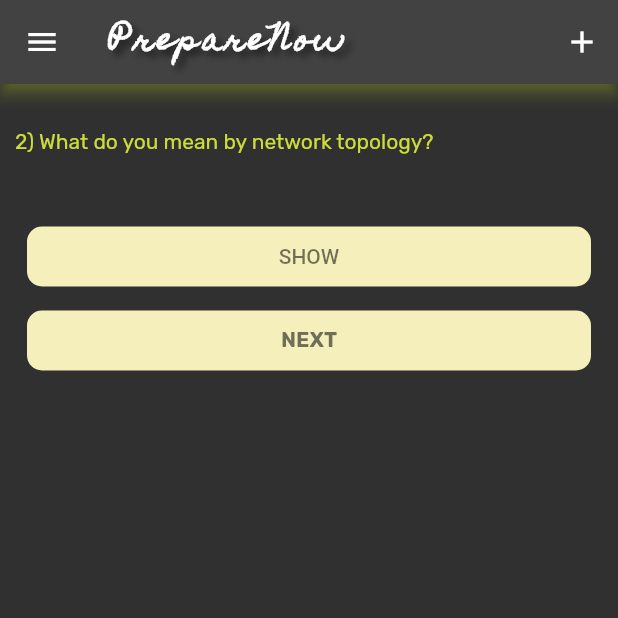
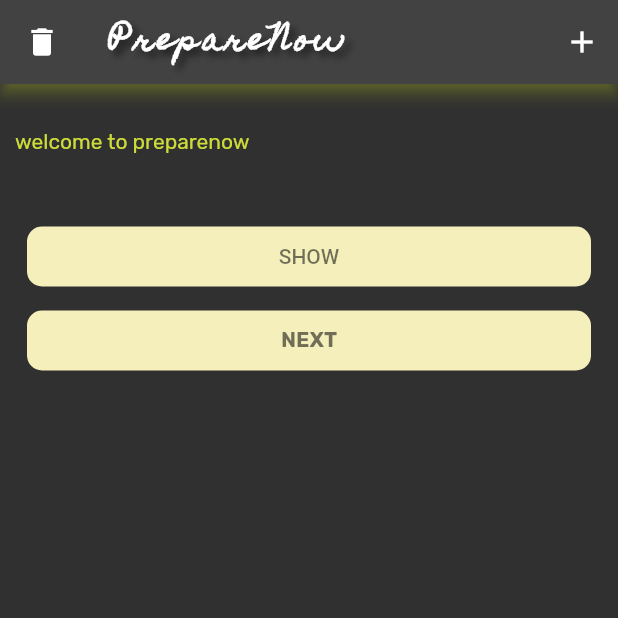
Before and after one commit to jithinprem/interview-app, a Flutter app: the screen it shows after launch, after a tap on "NEXT", on a phone screen of 412 x 824 dp, the top half of it. Run offline on Flutter 3.47's test engine with Material 2 defaults, Android fonts, the phone set to English and light mode, and no system bars; our stand-ins replace sqflite; accounts and stored records are empty.

Commit message:
initialworking_model

```diff
--- /dev/null
+++ b/lib/actions/get_home_question.dart
@@ -0,0 +1,19 @@
+import 'package:sqflite/sqflite.dart';
+import 'package:path/path.dart';
+
+class GetQue{
+  Future<List> get_home_question(que_sub) async{
+    var databasesPath = await getDatabasesPath();
+    String path = join(databasesPath, 'demo.db');
+
+    Database database = await openDatabase(path, version: 1,
+        onCreate: (Database quefile, int version) async {
+          await quefile.execute(
+              'create table quetable (id integer, question text, answer text, subject text, points integer)');
+        });
+
+    que_sub = que_sub.toString();
+    List<Map> list = await database.rawQuery('select question, answer, id from quetable where subject = "$que_sub"');
+    return list;
+  }
+}
--- /dev/null
+++ b/lib/actions/get_no_items.dart
@@ -0,0 +1,23 @@
+import 'package:flutter/material.dart';
+import 'package:path/path.dart';
+import 'package:sqflite/sqflite.dart';
+
+int totalcount = 40;
+
+Future get_total_items() async{
+
+  var databasesPath = await getDatabasesPath();
+  String path = join(databasesPath, 'demo.db');
+
+  Database database = await openDatabase(path, version: 1,
+      onCreate: (Database quefile, int version) async {
+        await quefile.execute(
+            'create table quetable (id integer, question text, answer text, subject text, points integer)');
+      });
+
+  var count = Sqflite
+      .firstIntValue(await database.rawQuery('SELECT COUNT(*) FROM quetable'));
+  print('count is : $count');
+  totalcount = count!;
+  return count;
+}
--- a/lib/question.dart
+++ b/lib/question.dart
@@ -5,15 +5,15 @@ A network is a collection of devices connected to each other to allow the sharin
 Example of a network is an internet. An internet connects the millions of people across the world.''',
 
 '''2) What do you mean by network topology?''',
-'''Network topology specifies the layout of a computer network. It shows how devices and cables are connected to each other. The types of topologies are:
+'''Network topology specifies the layout of a computer network. It shows how devices and cables are connected to each other. The types of topologies are
 
-Bus:
+Bus
 
 Networking Interview Questions
 Bus topology is a network topology in which all the nodes are connected to a single cable known as a central cable or bus.
 It acts as a shared communication medium, i.e., if any device wants to send the data to other devices, then it will send the data over the bus which in turn sends the data to all the attached devices.
 Bus topology is useful for a small number of devices. As if the bus is damaged then the whole network fails.
-Star:
+Star
 
 Networking Interview Questions
 Star topology is a network topology in which all the nodes are connected to a single device known as a central device.
@@ -34,9 +34,9 @@ Mesh
 Networking Interview Questions
 Mesh topology is a network topology in which all the nodes are individually connected to other nodes.
 It does not need any central switch or hub to control the connectivity among the nodes.
-Mesh topology is categorized into two parts:
-Fully connected mesh topology: In this topology, all the nodes are connected to each other.
-Partially connected mesh topology: In this topology, all the nodes are not connected to each other.
+Mesh topology is categorized into two parts
+Fully connected mesh topology In this topology, all the nodes are connected to each other.
+Partially connected mesh topology In this topology, all the nodes are not connected to each other.
 It is a robust as a failure in one cable will only disconnect the specified computer connected to this cable.
 Mesh topology is rarely used as installation and configuration are difficult when connectivity gets more.
 Cabling cost is high as it requires bulk wiring.
@@ -47,7 +47,7 @@ Tree topology is a combination of star and bus topology. It is also known as the
 In tree topology, all the star networks are connected to a single bus.
 Ethernet protocol is used in this topology.
 In this, the whole network is divided into segments known as star networks which can be easily maintained. If one segment is damaged, but there is no effect on other segments.
-Tree topology depends on the "main bus," and if it breaks, then the whole network gets damaged.
+Tree topology depends on the main bus, and if it breaks, then the whole network gets damaged.
 Hybrid
 
 A hybrid topology is a combination of different topologies to form a resulting topology.
@@ -55,7 +55,7 @@ If star topology is connected with another star topology, then it remains star t
 It provides flexibility as it can be implemented in a different network environment.
 The weakness of a topology is ignored, and only strength will be taken into consideration.''',
 '''3) What are the advantages of Distributed Processing?''',
-'''A list of advantages of distributed processing:
+'''A list of advantages of distributed processing
 
 Secure
 Support Encapsulation
@@ -65,18 +65,18 @@ Security through redundancy
 Collaborative Processing''',
 
 '''4) What is the criteria to check the network reliability?''',
-'''Network reliability: Network reliability means the ability of the network to carry out the desired operation through a network such as communication through a network.
+'''Network reliability Network reliability means the ability of the network to carry out the desired operation through a network such as communication through a network.
 
 Network reliability plays a significant role in the network functionality. The network monitoring systems and devices are the essential requirements for making the network reliable.The network monitoring system identifies the problems that are occurred in the network while the network devices ensure that data should reach the appropriate destination.
 
-The reliability of a network can be measured by the following factors:
+The reliability of a network can be measured by the following factors
 
-Downtime: The downtime is defined as the required time to recover.
-Failure Frequency: It is the frequency when it fails to work the way it is intended.
-Catastrophe: It indicates that the network has been attacked by some unexpected event such as fire, earthquake.''',
+Downtime- The downtime is defined as the required time to recover.
+Failure Frequency It is the frequency when it fails to work the way it is intended.
+Catastrophe- It indicates that the network has been attacked by some unexpected event such as fire, earthquake.''',
 
 '''5) Which are the different factors that affect the security of a network?''',
-'''There are mainly two security affecting factors:
+'''There are mainly two security affecting factors-
 
 Unauthorized Access
 Viruses''',
@@ -126,7 +126,7 @@ DNS is an internet which maps the domain names to their associated IP addresses.
 Without DNS, users must know the IP address of the web page that you wanted to access.
 Working of DNS:
 
-If you want to visit the website of "javaTpoint", then the user will type "https://www.javatpoint.com" into the address bar of the web browser. Once the domain name is entered, then the domain name system will translate the domain name into the IP address which can be easily interpreted by the computer. Using the IP address, the computer can locate the web page requested by the user.
+If you want to visit the website of javaTpoint, then the user will type https://www.javatpoint.com into the address bar of the web browser. Once the domain name is entered, then the domain name system will translate the domain name into the IP address which can be easily interpreted by the computer. Using the IP address, the computer can locate the web page requested by the user.
 ''',
 
 '''13) What is DNS forwarder?''',
@@ -307,9 +307,8 @@ The most widely used application protocol is HTTP(Hypertext transfer protocol ).
 '''The OSI physical layer is used to convert data bits into electrical signals and vice versa. On this layer, network devices and cable types are considered and setup.
 ''',
 
-'''33) Explain the functionality of OSI session layer?
-
-OSI session layer provides the protocols and means for two devices on the network to communicate with each other by holding a session. This layer is responsible for setting up the session, managing information exchange during the session, and tear-down process upon termination of the session.
+'''33) Explain the functionality of OSI session layer?''',
+'''OSI session layer provides the protocols and means for two devices on the network to communicate with each other by holding a session. This layer is responsible for setting up the session, managing information exchange during the session, and tear-down process upon termination of the session.
 ''',
 '''34) What is the maximum length allowed for a UTP cable?
 ''',
@@ -331,12 +330,12 @@ This protocol can be used by small or medium-sized networks.
 
 '''37) What is netstat?
 ''',
-'''The "netstat" is a command line utility program. It gives useful information about the current TCP/IP setting of a connection.
+'''The netstat is a command line utility program. It gives useful information about the current TCP/IP setting of a connection.
 ''',
 
 '''38) What do you understand by ping command?
 ''',
-'''The "ping" is a utility program that allows you to check the connectivity between the network devices. You can ping devices using its IP address or name.
+'''The ping is a utility program that allows you to check the connectivity between the network devices. You can ping devices using its IP address or name.
 ''',
 
 '''39) What is Sneakernet?
--- a/lib/screen/homepage.dart
+++ b/lib/screen/homepage.dart
@@ -1,7 +1,11 @@
 import 'package:flutter/material.dart';
 import 'package:interview/actions/a_database.dart';
+import 'package:interview/actions/add_mannual_data.dart';
+import 'package:interview/actions/delete_entry.dart';
+import 'package:interview/actions/get_home_question.dart';
 import 'package:interview/question.dart';
 import 'package:sqflite/sqflite.dart';
+import 'package:interview/actions/get_no_items.dart';
 
 class HomePage extends StatefulWidget {
   const HomePage({Key? key}) : super(key: key);
@@ -12,8 +16,30 @@ class HomePage extends StatefulWidget {
 }
 
 class _HomePageState extends State<HomePage> {
-  getQuestion(index) {
-    return (computerNetwork[index * 2 - 1]);
+
+  getval() async{
+    GetQue().get_home_question('cn').then((List l){
+      allque = l;
+    });
+    setState((){
+      presentque = allque[0]['question'];
+      presentans = allque[0]['answer'];
+    });
+    return allque;
+  }
+  @override
+  void initState() {
+    // TODO: implement initState
+    super.initState();
+    get_total_items().then((ret_count){
+      setState((){
+        totalcount = ret_count;
+        print('the total item changed to $totalcount');
+      });
+    });
+    print('the total items is set to $totalcount');
+    getval();
+
   }
 
   var ind = 0;
@@ -22,11 +48,18 @@ class _HomePageState extends State<HomePage> {
   var buttonfield = false;
   var ansfield = false;
   var quefield = false;
+  String currsubject = 'cn';
+  var select_que =1;   // later do it by reinforcement learning
+  String presentque = 'welcome to preparenow';
+  String presentans = 'learn for your interviews, viva\'s with us..\nEnter next to view your questions';
+  List allque = [];
+
   TextEditingController que = TextEditingController();
   TextEditingController ans = TextEditingController();
 
   @override
   Widget build(BuildContext context) {
+
     return MaterialApp(
       theme: ThemeData.dark().copyWith(primaryColor: Colors.lightGreen),
       home: SafeArea(
@@ -49,7 +82,24 @@ class _HomePageState extends State<HomePage> {
             ),
             surfaceTintColor: Colors.lime,
             shadowColor: Colors.lime,
-            leading: Icon(Icons.menu),
+            leading: IconButton(
+              icon: Icon(Icons.delete),
+              onPressed: (){
+                // delete
+                print('this question is going to be deleted');
+                print(allque[select_que]['id']);
+                print(allque[select_que]['question']);
+                int deleteque = allque[select_que]['id'];
+                setState((){
+                  print('setstate called');
+                  select_que = (select_que + 1)%(totalcount-2);
+                  presentque = allque[select_que]['question'];
+                  presentans = allque[select_que]['answer'];
+                });
+                DeleteEntry().delete_using_id(deleteque);
+                getval();
+              },
+            ),
             actions: [
               IconButton(onPressed: (){
                 //set all the items to invisible and show text field
@@ -62,7 +112,7 @@ class _HomePageState extends State<HomePage> {
             ],
           ),
           body: Container(
-            margin: EdgeInsets.symmetric(horizontal: 10),
+            margin: const EdgeInsets.symmetric(horizontal: 10),
             child: Column(
               mainAxisAlignment: MainAxisAlignment.center,
               crossAxisAlignment: CrossAxisAlignment.center,
@@ -104,14 +154,17 @@ class _HomePageState extends State<HomePage> {
                       Visibility(
                           visible: buttonfield,
                           child: TextButton(
-                            onPressed: () {
+                            onPressed: () async{
                               String q1 = que.text;
                               String a1 = ans.text;
                               computerNetwork.add(computerNetwork.length.toString()+ ') ' +q1);
                               computerNetwork.add(a1);
                               // add to database call a function
                               print('adding to database');
-                              AddtoDataBase(q1, a1, 'cn');
+                              AddtoDataBase().addData(q1, a1, currsubject).then((List l) async{
+                                await getval();
+                              });
+
                             },
                             child: Container(
                               margin: EdgeInsets.only(bottom: 50),
@@ -130,18 +183,19 @@ class _HomePageState extends State<HomePage> {
                           ),
                       ),
                       Text(
-                        computerNetwork[ind * 2],
-                        style: TextStyle(
+                        //currque[0]['question'],
+                        presentque,
+                        style: const TextStyle(
                             color: Colors.lime, fontFamily: 'Rubik'),
                       ),
-                      SizedBox(
+                      const SizedBox(
                         height: 20,
                       ),
                       Visibility(
                         visible: _vis,
-                        child: Text(computerNetwork[ind * 2 + 1]),
+                        child: Text(presentans),
                       ),
-                      SizedBox(
+                      const SizedBox(
                         height: 20,
                       ),
                       TextButton(
@@ -163,19 +217,20 @@ class _HomePageState extends State<HomePage> {
                             color: Color(0xffF5F0BB),
                             borderRadius: BorderRadius.circular(10),
                           ),
+                          width: double.infinity,
                           child: Center(
                               child: Text(
                             txtbut,
                             style: TextStyle(color: Colors.black54),
                           )),
-                          width: double.infinity,
                         ),
                       ),
                       TextButton(
-                        onPressed: () {
-                          setState(() {
-                            var p = computerNetwork.length-1;
-                            ind = (ind +1)%p;
+                        onPressed: () async{
+                          setState((){
+                            select_que = (select_que +1)%(allque.length+1);
+                            presentque = allque[select_que]['question'];
+                            presentans = allque[select_que]['answer'];
                           });
                         },
                         child: Container(
@@ -184,12 +239,34 @@ class _HomePageState extends State<HomePage> {
                             color: Color(0xffF5F0BB),
                             borderRadius: BorderRadius.circular(10),
                           ),
-                          child: Center(
+                          width: double.infinity,
+                          child: const Center(
                               child: Text(
                                 'NEXT',
                                 style: TextStyle(color: Colors.black54, fontFamily: 'Rubik', fontWeight: FontWeight.bold),
                               )),
-                          width: double.infinity,
+                        ),
+                      ),
+
+                      Visibility(
+                        visible: false,
+                        child: TextButton(
+                          onPressed: () async{
+                            AddMannualData().AddData();
+                          },
+                          child: Container(
+                            height: 40,
+                            decoration: BoxDecoration(
+                              color: Color(0xffF5F0BB),
+                              borderRadius: BorderRadius.circular(10),
+                            ),
+                            child: Center(
+                                child: Text(
+                                  'Fetch question',
+                                  style: TextStyle(color: Colors.black54, fontFamily: 'Rubik', fontWeight: FontWeight.bold),
+                                )),
+                            width: double.infinity,
+                          ),
                         ),
                       ),
 
```
Also changed, not shown: lib/actions/a_database.dart (+15 -18 lines), lib/actions/add_mannual_data.dart (added, +54 -0 lines), lib/actions/delete_entry.dart (added, +22 -0 lines).
